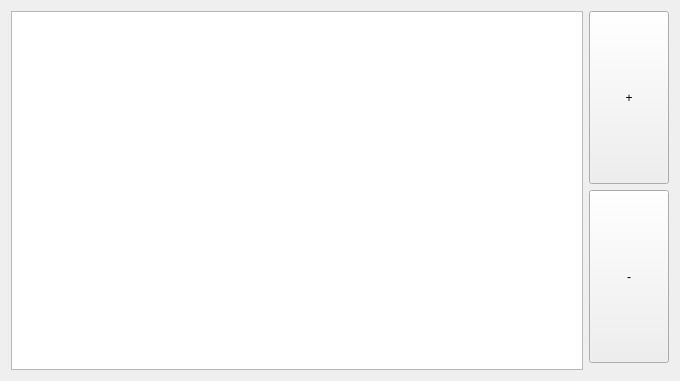
Before: the Qt Designer form hacts-gui/mainwindow.ui in hacts-app/hacts, drawn with Qt 5.
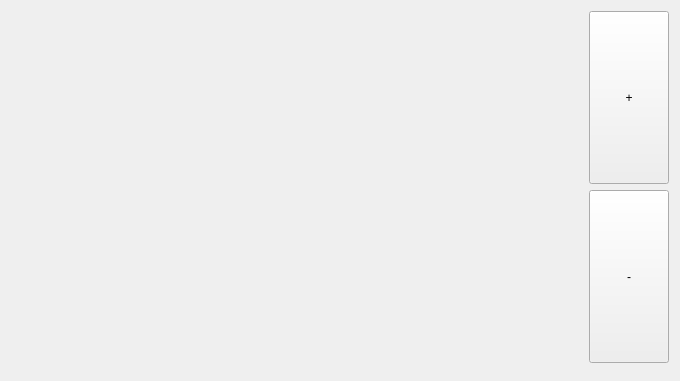
After: the same form once the commit is applied.

Patch:
```diff
--- a/hacts-gui/mainwindow.ui
+++ b/hacts-gui/mainwindow.ui
@@ -16,14 +16,23 @@
   <widget class="QWidget" name="centralWidget">
    <layout class="QHBoxLayout" name="horizontalLayout">
     <item>
-     <widget class="QGraphicsView" name="graphicsView">
-      <property name="renderHints">
-       <set>QPainter::Antialiasing|QPainter::SmoothPixmapTransform|QPainter::TextAntialiasing</set>
-      </property>
-      <property name="dragMode">
-       <enum>QGraphicsView::ScrollHandDrag</enum>
-      </property>
-     </widget>
+     <layout class="QGridLayout" name="gridLayout">
+      <item row="0" column="0">
+       <widget class="QWidget" name="graphicsViewWidget" native="true">
+        <property name="sizePolicy">
+         <sizepolicy hsizetype="Expanding" vsizetype="Expanding">
+          <horstretch>0</horstretch>
+          <verstretch>0</verstretch>
+         </sizepolicy>
+        </property>
+        <layout class="QHBoxLayout" name="horizontalLayout_2">
+         <property name="sizeConstraint">
+          <enum>QLayout::SetNoConstraint</enum>
+         </property>
+        </layout>
+       </widget>
+      </item>
+     </layout>
     </item>
     <item>
      <layout class="QVBoxLayout" name="verticalLayout">
```
